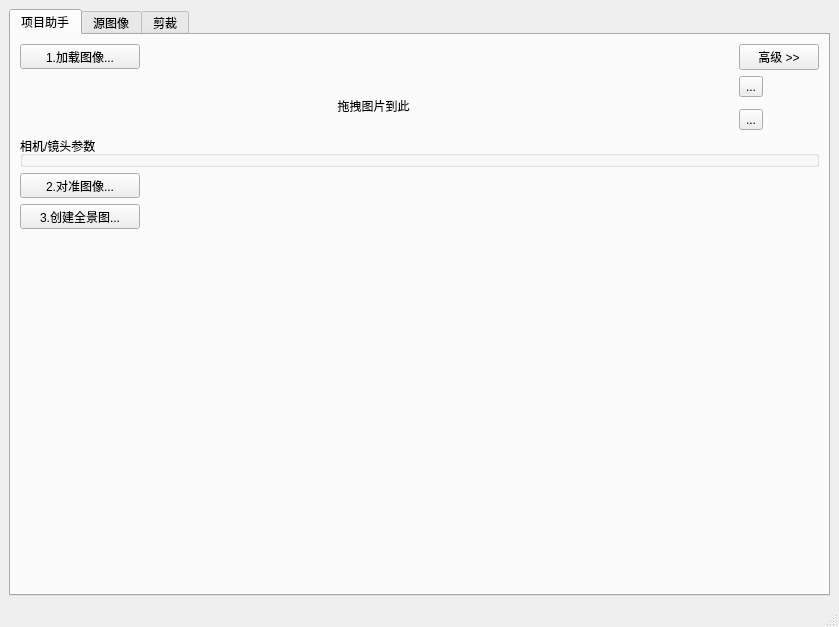
Qt form QPano3/qpano3mainwindow.ui (hotsauce1861/QPano) before a commit.
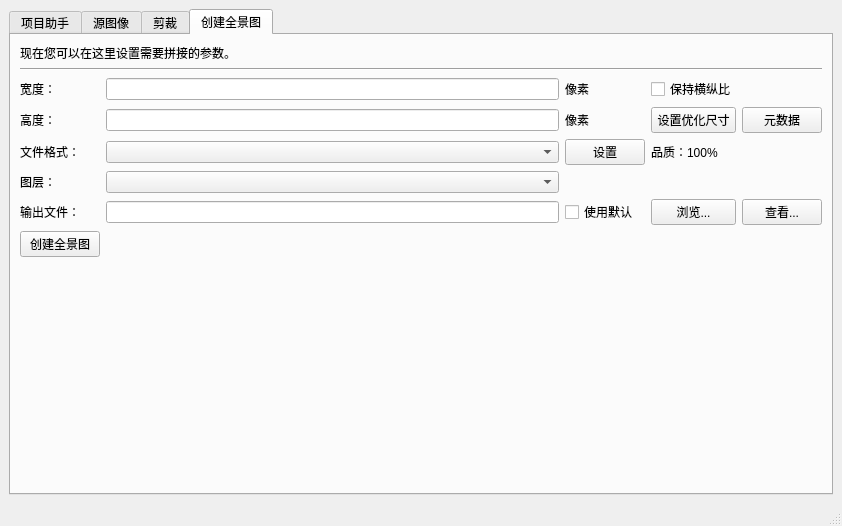
The same form after that commit. The open tabs and pages were chosen to show the change. Custom widgets are drawn as their Qt base class.

Commit message: 添加保存全景图页面

Diff of the .ui file:
```diff
--- a/QPano3/qpano3mainwindow.ui
+++ b/QPano3/qpano3mainwindow.ui
@@ -6,8 +6,8 @@
    <rect>
     <x>0</x>
     <y>0</y>
-    <width>839</width>
-    <height>627</height>
+    <width>842</width>
+    <height>526</height>
    </rect>
   </property>
   <property name="windowTitle">
@@ -19,6 +19,12 @@
      <layout class="QGridLayout" name="gridLayout_4">
       <item row="0" column="0">
        <widget class="QTabWidget" name="tabWidgetSrcMain">
+        <property name="sizePolicy">
+         <sizepolicy hsizetype="Expanding" vsizetype="Expanding">
+          <horstretch>0</horstretch>
+          <verstretch>7</verstretch>
+         </sizepolicy>
+        </property>
         <property name="currentIndex">
          <number>2</number>
         </property>
@@ -27,6 +33,13 @@
           <string>项目助手</string>
          </attribute>
          <layout class="QGridLayout" name="gridLayout">
+          <item row="5" column="0" colspan="4">
+           <widget class="QGroupBox" name="groupBoxCameraParam">
+            <property name="title">
+             <string>相机/镜头参数</string>
+            </property>
+           </widget>
+          </item>
           <item row="0" column="1">
            <spacer name="horizontalSpacer_2">
             <property name="orientation">
@@ -34,13 +47,13 @@
             </property>
             <property name="sizeHint" stdset="0">
              <size>
-              <width>579</width>
+              <width>585</width>
               <height>20</height>
              </size>
             </property>
            </spacer>
           </item>
-          <item row="5" column="0" alignment="Qt::AlignLeft|Qt::AlignVCenter">
+          <item row="6" column="0" alignment="Qt::AlignLeft|Qt::AlignVCenter">
            <widget class="QPushButton" name="pushButtonStitchImg">
             <property name="minimumSize">
              <size>
@@ -78,20 +91,33 @@
             </property>
            </widget>
           </item>
-          <item row="6" column="1" colspan="3">
+          <item row="7" column="1" colspan="3">
            <spacer name="horizontalSpacer">
             <property name="orientation">
              <enum>Qt::Horizontal</enum>
             </property>
             <property name="sizeHint" stdset="0">
              <size>
-              <width>666</width>
+              <width>672</width>
               <height>22</height>
              </size>
             </property>
            </spacer>
           </item>
-          <item row="6" column="0" alignment="Qt::AlignLeft|Qt::AlignVCenter">
+          <item row="8" column="0" colspan="4">
+           <spacer name="verticalSpacer_2">
+            <property name="orientation">
+             <enum>Qt::Vertical</enum>
+            </property>
+            <property name="sizeHint" stdset="0">
+             <size>
+              <width>798</width>
+              <height>16777215</height>
+             </size>
+            </property>
+           </spacer>
+          </item>
+          <item row="7" column="0" alignment="Qt::AlignLeft|Qt::AlignVCenter">
            <widget class="QPushButton" name="pushButtonOutputImg">
             <property name="minimumSize">
              <size>
@@ -110,56 +136,6 @@
             </property>
            </widget>
           </item>
-          <item row="5" column="1" colspan="3">
-           <spacer name="horizontalSpacer_3">
-            <property name="orientation">
-             <enum>Qt::Horizontal</enum>
-            </property>
-            <property name="sizeHint" stdset="0">
-             <size>
-              <width>666</width>
-              <height>22</height>
-             </size>
-            </property>
-           </spacer>
-          </item>
-          <item row="7" column="0" colspan="4">
-           <spacer name="verticalSpacer_2">
-            <property name="orientation">
-             <enum>Qt::Vertical</enum>
-            </property>
-            <property name="sizeHint" stdset="0">
-             <size>
-              <width>792</width>
-              <height>357</height>
-             </size>
-            </property>
-           </spacer>
-          </item>
-          <item row="3" column="3">
-           <widget class="QToolButton" name="toolButtonSpinN">
-            <property name="text">
-             <string>...</string>
-            </property>
-           </widget>
-          </item>
-          <item row="1" column="0" rowspan="3" colspan="2">
-           <layout class="QHBoxLayout" name="horizontalLayoutInputImgDock">
-            <property name="topMargin">
-             <number>5</number>
-            </property>
-            <item>
-             <widget class="GwLabelPanel" name="labelImagePanel">
-              <property name="text">
-               <string>拖拽图片到此</string>
-              </property>
-              <property name="alignment">
-               <set>Qt::AlignCenter</set>
-              </property>
-             </widget>
-            </item>
-           </layout>
-          </item>
           <item row="0" column="3">
            <widget class="QPushButton" name="pushButtonAdvancedOpts">
             <property name="text">
@@ -167,10 +143,23 @@
             </property>
            </widget>
           </item>
-          <item row="4" column="0" colspan="4">
-           <widget class="QGroupBox" name="groupBoxCameraParam">
-            <property name="title">
-             <string>相机/镜头参数</string>
+          <item row="6" column="1" colspan="3">
+           <spacer name="horizontalSpacer_3">
+            <property name="orientation">
+             <enum>Qt::Horizontal</enum>
+            </property>
+            <property name="sizeHint" stdset="0">
+             <size>
+              <width>672</width>
+              <height>22</height>
+             </size>
+            </property>
+           </spacer>
+          </item>
+          <item row="2" column="3">
+           <widget class="QToolButton" name="toolButtonSpinN">
+            <property name="text">
+             <string>...</string>
             </property>
            </widget>
           </item>
@@ -193,6 +182,29 @@
             </property>
            </widget>
           </item>
+          <item row="4" column="3">
+           <spacer name="verticalSpacer_4">
+            <property name="orientation">
+             <enum>Qt::Vertical</enum>
+            </property>
+            <property name="sizeHint" stdset="0">
+             <size>
+              <width>0</width>
+              <height>0</height>
+             </size>
+            </property>
+           </spacer>
+          </item>
+          <item row="1" column="0" rowspan="4" colspan="2">
+           <widget class="GwLabelPanel" name="labelImagePanel">
+            <property name="text">
+             <string>拖拽图片到此</string>
+            </property>
+            <property name="alignment">
+             <set>Qt::AlignCenter</set>
+            </property>
+           </widget>
+          </item>
          </layout>
         </widget>
         <widget class="QWidget" name="tabPageSrcImg">
@@ -432,13 +444,167 @@
             </property>
            </widget>
           </item>
-          <item row="1" column="0" colspan="3">
-           <widget class="Line" name="line">
+         </layout>
+        </widget>
+        <widget class="QWidget" name="tabPageSvaePano">
+         <attribute name="title">
+          <string>创建全景图</string>
+         </attribute>
+         <layout class="QGridLayout" name="gridLayout_3">
+          <item row="2" column="1">
+           <widget class="QLineEdit" name="lineEdit"/>
+          </item>
+          <item row="4" column="0">
+           <widget class="QLabel" name="label_15">
+            <property name="text">
+             <string>文件格式：</string>
+            </property>
+           </widget>
+          </item>
+          <item row="3" column="2">
+           <widget class="QLabel" name="label_14">
+            <property name="text">
+             <string>像素</string>
+            </property>
+           </widget>
+          </item>
+          <item row="3" column="1">
+           <widget class="QLineEdit" name="lineEdit_2"/>
+          </item>
+          <item row="4" column="2">
+           <widget class="QPushButton" name="pushButton_4">
+            <property name="text">
+             <string>设置</string>
+            </property>
+           </widget>
+          </item>
+          <item row="3" column="3">
+           <widget class="QPushButton" name="pushButton_2">
+            <property name="text">
+             <string>设置优化尺寸</string>
+            </property>
+           </widget>
+          </item>
+          <item row="6" column="2">
+           <widget class="QCheckBox" name="checkBox_3">
+            <property name="text">
+             <string>使用默认</string>
+            </property>
+           </widget>
+          </item>
+          <item row="2" column="2">
+           <widget class="QLabel" name="label_12">
+            <property name="text">
+             <string>像素</string>
+            </property>
+           </widget>
+          </item>
+          <item row="2" column="3">
+           <widget class="QCheckBox" name="checkBox_2">
+            <property name="text">
+             <string>保持横纵比</string>
+            </property>
+           </widget>
+          </item>
+          <item row="3" column="4">
+           <widget class="QPushButton" name="pushButton_3">
+            <property name="text">
+             <string>元数据</string>
+            </property>
+           </widget>
+          </item>
+          <item row="4" column="1">
+           <widget class="QComboBox" name="comboBox_2"/>
+          </item>
+          <item row="3" column="0">
+           <widget class="QLabel" name="label_13">
+            <property name="text">
+             <string>高度：</string>
+            </property>
+           </widget>
+          </item>
+          <item row="5" column="1">
+           <widget class="QComboBox" name="comboBox_3"/>
+          </item>
+          <item row="5" column="0">
+           <widget class="QLabel" name="label_17">
+            <property name="text">
+             <string>图层：</string>
+            </property>
+           </widget>
+          </item>
+          <item row="4" column="3">
+           <widget class="QLabel" name="label_16">
+            <property name="text">
+             <string>品质：100%</string>
+            </property>
+           </widget>
+          </item>
+          <item row="6" column="4">
+           <widget class="QPushButton" name="pushButton_6">
+            <property name="text">
+             <string>查看...</string>
+            </property>
+           </widget>
+          </item>
+          <item row="8" column="0" colspan="5">
+           <spacer name="verticalSpacer">
+            <property name="orientation">
+             <enum>Qt::Vertical</enum>
+            </property>
+            <property name="sizeHint" stdset="0">
+             <size>
+              <width>20</width>
+              <height>40</height>
+             </size>
+            </property>
+           </spacer>
+          </item>
+          <item row="6" column="3">
+           <widget class="QPushButton" name="pushButton_5">
+            <property name="text">
+             <string>浏览...</string>
+            </property>
+           </widget>
+          </item>
+          <item row="6" column="0">
+           <widget class="QLabel" name="label_18">
+            <property name="text">
+             <string>输出文件：</string>
+            </property>
+           </widget>
+          </item>
+          <item row="6" column="1">
+           <widget class="QLineEdit" name="lineEdit_3"/>
+          </item>
+          <item row="7" column="0">
+           <widget class="QPushButton" name="pushButton_7">
+            <property name="text">
+             <string>创建全景图</string>
+            </property>
+           </widget>
+          </item>
+          <item row="2" column="0">
+           <widget class="QLabel" name="label_11">
+            <property name="text">
+             <string>宽度：</string>
+            </property>
+           </widget>
+          </item>
+          <item row="1" column="0" colspan="5">
+           <widget class="Line" name="line_2">
             <property name="orientation">
              <enum>Qt::Horizontal</enum>
             </property>
            </widget>
           </item>
+          <item row="0" column="0" colspan="5">
+           <widget class="QLabel" name="label_10">
+            <property name="text">
+             <string>现在您可以在这里设置需要拼接的参数。</string>
+            </property>
+           </widget>
+          </item>
          </layout>
         </widget>
        </widget>
```
Left out of the diff: 122 changed lines with no effect on the pictures. The commit also changes 5 other files.
